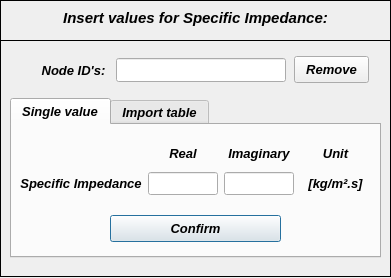
The window that pulse/uix/user_input/ui/specificimpedanceInput.ui (open-pulse/OpenPulse) describes before a commit, drawn with Qt 5.
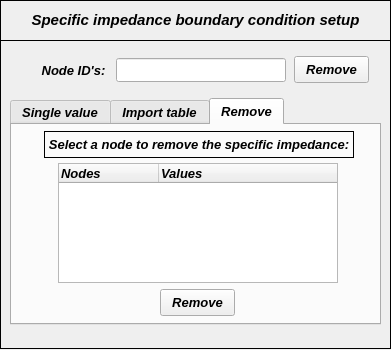
The same window after the commit. The open tabs and pages were chosen to show the change. Icons and pictures are not drawn.

Commit message: Remove boundary condition - improved function

Patch:
```diff
--- a/pulse/uix/user_input/ui/specificimpedanceInput.ui
+++ b/pulse/uix/user_input/ui/specificimpedanceInput.ui
@@ -10,7 +10,7 @@
     <x>0</x>
     <y>0</y>
     <width>391</width>
-    <height>278</height>
+    <height>350</height>
    </rect>
   </property>
   <property name="sizePolicy">
@@ -22,13 +22,13 @@
   <property name="minimumSize">
    <size>
     <width>391</width>
-    <height>278</height>
+    <height>350</height>
    </size>
   </property>
   <property name="maximumSize">
    <size>
     <width>391</width>
-    <height>278</height>
+    <height>350</height>
    </size>
   </property>
   <property name="contextMenuPolicy">
@@ -50,7 +50,7 @@
      <x>0</x>
      <y>0</y>
      <width>391</width>
-     <height>281</height>
+     <height>357</height>
     </rect>
    </property>
    <property name="font">
@@ -80,7 +80,7 @@
      <property name="geometry">
       <rect>
        <x>10</x>
-       <y>10</y>
+       <y>12</y>
        <width>371</width>
        <height>16</height>
       </rect>
@@ -95,7 +95,7 @@
       </font>
      </property>
      <property name="text">
-      <string>Insert values for Specific Impedance:</string>
+      <string>Specific impedance boundary condition setup</string>
      </property>
      <property name="textFormat">
       <enum>Qt::AutoText</enum>
@@ -111,7 +111,7 @@
       <x>0</x>
       <y>40</y>
       <width>391</width>
-      <height>237</height>
+      <height>309</height>
      </rect>
     </property>
     <property name="frameShape">
@@ -157,19 +157,19 @@
        <x>10</x>
        <y>58</y>
        <width>371</width>
-       <height>160</height>
+       <height>227</height>
       </rect>
      </property>
      <property name="minimumSize">
       <size>
        <width>0</width>
-       <height>160</height>
+       <height>227</height>
       </size>
      </property>
      <property name="maximumSize">
       <size>
        <width>16777215</width>
-       <height>160</height>
+       <height>227</height>
       </size>
      </property>
      <property name="font">
@@ -192,7 +192,7 @@
        <property name="geometry">
         <rect>
          <x>98</x>
-         <y>90</y>
+         <y>142</y>
          <width>171</width>
          <height>27</height>
         </rect>
@@ -214,7 +214,7 @@
        <property name="geometry">
         <rect>
          <x>8</x>
-         <y>16</y>
+         <y>62</y>
          <width>351</width>
          <height>61</height>
         </rect>
@@ -555,7 +555,115 @@
         </font>
        </property>
        <property name="text">
-        <string>Select a table of values to be imported</string>
+        <string>Select a table of values to be imported:</string>
+       </property>
+       <property name="alignment">
+        <set>Qt::AlignCenter</set>
+       </property>
+      </widget>
+     </widget>
+     <widget class="QWidget" name="tab">
+      <attribute name="title">
+       <string>Remove</string>
+      </attribute>
+      <widget class="QPushButton" name="pushButton_remove_bc_confirm_2">
+       <property name="geometry">
+        <rect>
+         <x>148</x>
+         <y>164</y>
+         <width>75</width>
+         <height>27</height>
+        </rect>
+       </property>
+       <property name="minimumSize">
+        <size>
+         <width>0</width>
+         <height>27</height>
+        </size>
+       </property>
+       <property name="maximumSize">
+        <size>
+         <width>16777215</width>
+         <height>26</height>
+        </size>
+       </property>
+       <property name="font">
+        <font>
+         <family>Arial</family>
+         <pointsize>10</pointsize>
+         <weight>75</weight>
+         <italic>true</italic>
+         <bold>true</bold>
+        </font>
+       </property>
+       <property name="text">
+        <string>Remove</string>
+       </property>
+      </widget>
+      <widget class="QTreeWidget" name="treeWidget_specific_impedance">
+       <property name="geometry">
+        <rect>
+         <x>46</x>
+         <y>38</y>
+         <width>280</width>
+         <height>120</height>
+        </rect>
+       </property>
+       <property name="minimumSize">
+        <size>
+         <width>280</width>
+         <height>120</height>
+        </size>
+       </property>
+       <property name="maximumSize">
+        <size>
+         <width>280</width>
+         <height>120</height>
+        </size>
+       </property>
+       <property name="font">
+        <font>
+         <family>Arial</family>
+         <italic>true</italic>
+        </font>
+       </property>
+       <column>
+        <property name="text">
+         <string>Nodes</string>
+        </property>
+       </column>
+       <column>
+        <property name="text">
+         <string>Values</string>
+        </property>
+       </column>
+      </widget>
+      <widget class="QLabel" name="label_29">
+       <property name="geometry">
+        <rect>
+         <x>32</x>
+         <y>6</y>
+         <width>310</width>
+         <height>27</height>
+        </rect>
+       </property>
+       <property name="font">
+        <font>
+         <family>Arial</family>
+         <pointsize>10</pointsize>
+         <weight>75</weight>
+         <italic>true</italic>
+         <bold>true</bold>
+        </font>
+       </property>
+       <property name="frameShape">
+        <enum>QFrame::Box</enum>
+       </property>
+       <property name="text">
+        <string>Select a node to remove the specific impedance:</string>
+       </property>
+       <property name="textFormat">
+        <enum>Qt::AutoText</enum>
        </property>
        <property name="alignment">
         <set>Qt::AlignCenter</set>
```
Left out of the diff: 46 changed lines with no effect on the pictures. The commit also changes 19 other files.
